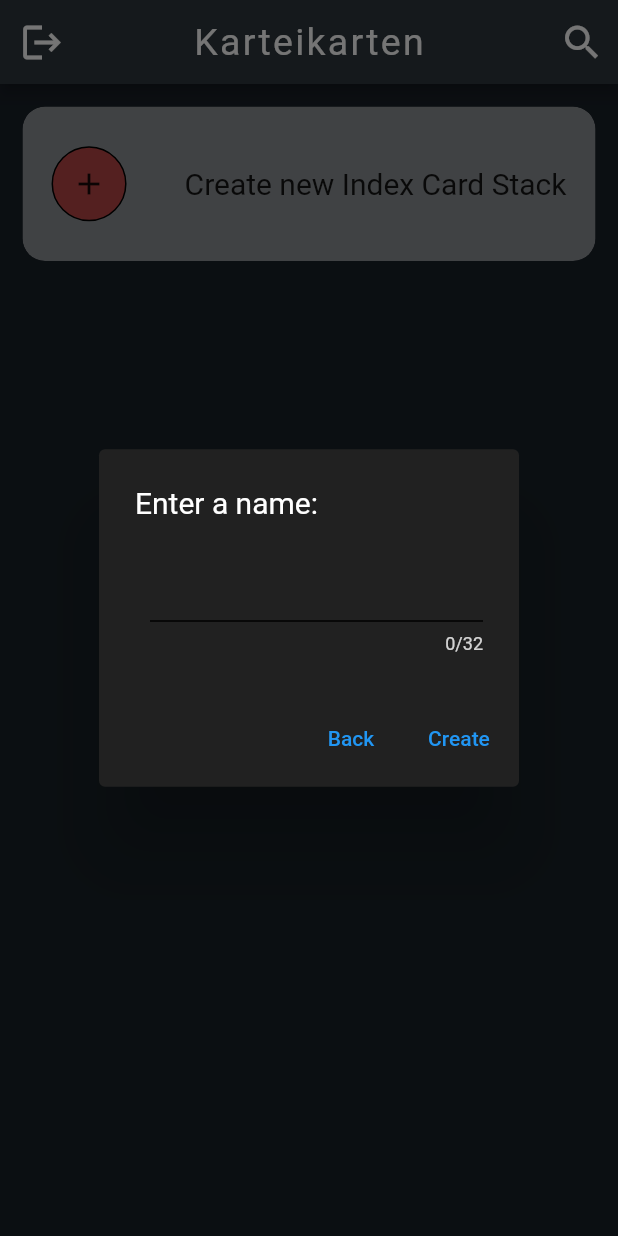
After one commit to WSauerwald/karteikarten4Y, a Flutter app: the HomePage screen opened by its route, after a tap on the "add" icon, on a phone screen of 412 x 824 dp. The commit adds this screen. Run offline on Flutter 3.47's test engine with Material 2 defaults, Android fonts, the light colour scheme and no system bars; our stand-ins replace bloc, cloud_firestore, dartz, firebase_auth, firebase_core, flutter_bloc and 1 more; accounts and stored records are empty.

Commit message:
erstellen neues Deck

```diff
--- /dev/null
+++ b/lib/application/controller/controller_event.dart
@@ -0,0 +1,19 @@
+part of 'controller_bloc.dart';
+
+@immutable
+sealed class ControllerEvent {}
+
+class DeleteDeckEvent extends ControllerEvent {
+  final DeckEntity deckEntity;
+  DeleteDeckEvent({required this.deckEntity});
+}
+
+class UpdateDeckEvent extends ControllerEvent {
+  final DeckEntity deckEntity;
+  UpdateDeckEvent({required this.deckEntity});
+}
+
+class CreateDeckEvent extends ControllerEvent {
+  final DeckEntity deckEntity;
+  CreateDeckEvent({required this.deckEntity});
+}
--- /dev/null
+++ b/lib/application/controller/controller_state.dart
@@ -0,0 +1,15 @@
+part of 'controller_bloc.dart';
+
+@immutable
+sealed class ControllerState {}
+
+final class ControllerInitial extends ControllerState {}
+
+final class ControllerInProgress extends ControllerState {}
+
+final class ControllerSuccess extends ControllerState {}
+
+final class ControllerFailure extends ControllerState {
+  final DeckFailure deckFailure;
+  ControllerFailure({required this.deckFailure});
+}
--- a/lib/domain/entities/deck_entity.dart
+++ b/lib/domain/entities/deck_entity.dart
@@ -1,6 +1,3 @@
-import 'package:karteikarten/domain/entities/index_card_entity.dart';
-import 'package:flutter/material.dart';
-
 import 'id.dart';
 
 class DeckEntity {
@@ -15,7 +12,6 @@ class DeckEntity {
   DeckEntity copyWith({
     UniqueID? id,
     String? title,
-    List<IndexCardEntity>? indexCardEntity,
   }) {
     return DeckEntity(
         id: id ?? this.id,
--- a/lib/infrastructure/models/deck_model.dart
+++ b/lib/infrastructure/models/deck_model.dart
@@ -26,7 +26,6 @@ class DeckModel{
   DeckModel copyWith({
     String? id,
     String? title,
-    List<IndexCardModel>? indexCardModel,
   }) {
     return DeckModel(
         id: id ?? this.id,
--- a/lib/presentation/home/widgets/add_deck.dart
+++ b/lib/presentation/home/widgets/add_deck.dart
@@ -1,7 +1,9 @@
 import 'dart:ui';
 
 import 'package:flutter/material.dart';
-import 'package:karteikarten/presentation/create_new_deck/create_new_deck.dart';
+import 'package:flutter_bloc/flutter_bloc.dart';
+import 'package:karteikarten/application/controller/controller_bloc.dart';
+import 'package:karteikarten/presentation/home/widgets/create_deck_dialog.dart';
 import 'package:karteikarten/shared/blur_effect.dart';
 import 'package:karteikarten/shared/constant.dart';
 
@@ -35,11 +37,10 @@ class AddDeck extends StatelessWidget {
                     child: IconButton(
                         icon: const Icon(Icons.add),
                         onPressed: () {
-                      Navigator.of(context).push(PageRouteBuilder(
-                          pageBuilder: (context, animation, _) {
-                            return const CreateNewDeck();
-                          },
-                          opaque: false));
+                          showDialog<String>(
+                            context: context,
+                            builder: (BuildContext context) => CreateDialog(),
+                          );
                         }),
                   ),
                   const Text(
@@ -47,7 +48,7 @@ class AddDeck extends StatelessWidget {
                     style: TextStyle(fontSize: 20),
                   ),
                 ],
-          ),
+              )
         ),
       ),
     );
--- /dev/null
+++ b/lib/presentation/home/widgets/create_deck_dialog.dart
@@ -0,0 +1,64 @@
+import 'package:flutter/material.dart';
+import 'package:flutter_bloc/flutter_bloc.dart';
+import 'package:karteikarten/application/controller/controller_bloc.dart';
+import 'package:karteikarten/domain/entities/deck_entity.dart';
+import 'package:karteikarten/domain/entities/id.dart';
+import 'package:karteikarten/service/injection.dart';
+import 'package:karteikarten/shared/constant.dart';
+import 'package:karteikarten/shared/input_text_form_field.dart';
+
+class CreateDialog extends StatefulWidget {
+  const CreateDialog({super.key});
+
+  @override
+  State<CreateDialog> createState() => _CreateDialogState();
+}
+
+class _CreateDialogState extends State<CreateDialog> {
+  final TextEditingController _controller = TextEditingController();
+
+  @override
+  void dispose() {
+    _controller.dispose();
+    super.dispose();
+  }
+
+  @override
+  Widget build(BuildContext context) {
+    return BlocProvider(
+      create: (context) => serviceLocator<ControllerBloc>(),
+      child: BlocBuilder<ControllerBloc, ControllerState>(
+        builder: (context, state) {
+          return AlertDialog(
+            titleTextStyle:
+              const TextStyle(color: Colors.white, fontSize: padding_20),
+          contentTextStyle: const TextStyle(color: Colors.white),
+          backgroundColor: const Color.fromARGB(255, 33, 33, 33),
+            title: const Text("Enter a name:"),
+            content: InputTextFormField(
+              controller: _controller,
+              icons: null,
+              labelText: 'Deck name',
+              showIcon: false,
+            ),
+            actions: [
+              TextButton(
+                  onPressed: () => Navigator.pop(context),
+                  child: const Text("Back")),
+              TextButton(
+                  onPressed: () {
+                    DeckEntity deckEntity =
+                        DeckEntity(id: UniqueID(), title: _controller.text);
+
+                    BlocProvider.of<ControllerBloc>(context)
+                        .add(CreateDeckEvent(deckEntity: deckEntity));
+                    Navigator.pop(context);
+                  },
+                  child: const Text("Create")),
+            ],
+          );
+        },
+      ),
+    );
+  }
+}
--- a/lib/presentation/login/widgets/text_form_field.dart
+++ b/lib/presentation/login/widgets/text_form_field.dart
@@ -76,7 +76,7 @@ class EmailResetInput extends StatelessWidget {
         autovalidateMode: AutovalidateMode.onUserInteraction,
         validator: validateEmail,
         controller: controller,
-        maxLength: 24,
+        maxLength: 40,
         maxLines: 1,
         textAlignVertical: TextAlignVertical.bottom,
         onTapOutside: (event) => FocusManager.instance.primaryFocus?.unfocus(),
--- a/lib/service/injection.dart
+++ b/lib/service/injection.dart
@@ -2,7 +2,7 @@ import 'package:cloud_firestore/cloud_firestore.dart';
 import 'package:firebase_auth/firebase_auth.dart';
 import 'package:get_it/get_it.dart';
 import 'package:karteikarten/application/auth/auth_bloc.dart';
-import 'package:karteikarten/application/create_new_deck/create_new_deck_bloc.dart';
+import 'package:karteikarten/application/controller/controller_bloc.dart';
 import 'package:karteikarten/application/observer/observer_bloc.dart';
 import 'package:karteikarten/application/reset_passwort/reset_passwort_bloc.dart';
 import 'package:karteikarten/application/signup/signup_bloc.dart';
@@ -18,9 +18,9 @@ Future<void> init() async{
   //! state management
   serviceLocator.registerFactory(() => ResetPasswortBloc(authRepository: serviceLocator()));
   serviceLocator.registerFactory(() => SignupBloc(authRepository: serviceLocator()));
-  serviceLocator.registerFactory(() => CreateNewDeckBloc(deckRepository: serviceLocator()));
   serviceLocator.registerFactory(() => AuthBloc(authRepository: serviceLocator()));
   serviceLocator.registerFactory(() => ObserverBloc(deckRepository: serviceLocator()));
+  serviceLocator.registerFactory(() => ControllerBloc(deckRepository: serviceLocator()));
 
   //! repos
   serviceLocator.registerLazySingleton<AuthRepository>(() => AuthRepositoryImpl(firebaseAuth: serviceLocator()));
--- a/lib/shared/input_text_form_field.dart
+++ b/lib/shared/input_text_form_field.dart
@@ -4,9 +4,10 @@ import 'constant.dart';
 
 class InputTextFormField extends StatelessWidget {
   final TextEditingController controller;
-  final IconData icons;
+  final IconData? icons;
   final String labelText;
-  const InputTextFormField({super.key, required this.controller, required this.icons, required this.labelText});
+  final bool showIcon;
+  const InputTextFormField({super.key, required this.controller, required this.icons, required this.labelText,required this.showIcon });
 
   @override
   Widget build(BuildContext context) {
@@ -22,13 +23,13 @@ class InputTextFormField extends StatelessWidget {
         onTapOutside: (event) => FocusManager.instance.primaryFocus?.unfocus(),
         style: TextStyle(color: Colors.white.withOpacity(.8)),
         cursorColor: Colors.white,
-        decoration: InputDecoration(
+        decoration: showIcon ? InputDecoration(
           prefixIcon: Icon(
             icons,
             color: Colors.white.withOpacity(.7),
           ),
           labelText: labelText,
-        ),
+        ) : null,
       ),
     );
   }
```
Also changed, not shown: lib/application/controller/controller_bloc.dart (added, +44 -0 lines), lib/application/create_new_deck/create_new_deck_bloc.dart (deleted, +0 -20 lines), lib/application/create_new_deck/create_new_deck_event.dart (deleted, +0 -9 lines), lib/application/create_new_deck/create_new_deck_state.dart (deleted, +0 -18 lines), lib/presentation/create_new_deck/create_new_deck.dart (deleted, +0 -159 lines), lib/presentation/home/home_page.dart (+26 -2 lines), lib/presentation/home/widgets/deck_widget.dart (+44 -50 lines), lib/presentation/home/widgets/delet_dialog.dart (added, +34 -0 lines). Lines whose indentation alone changed are shown as unchanged.
